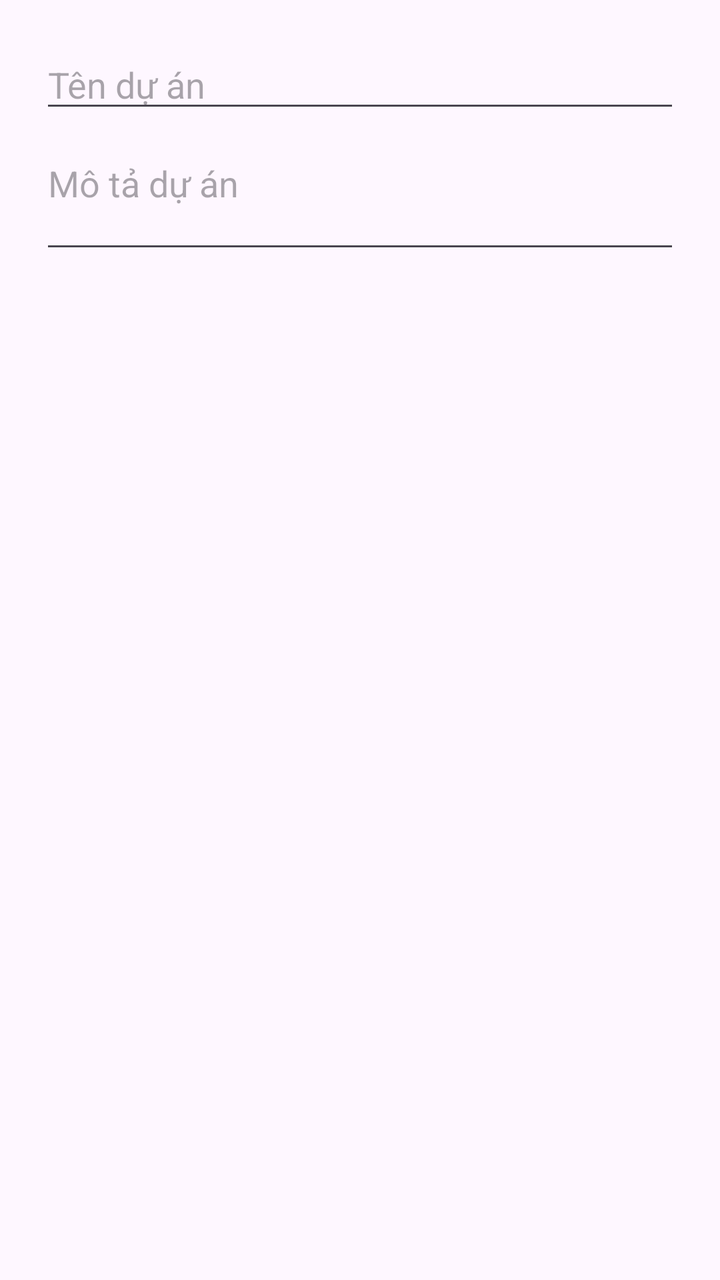
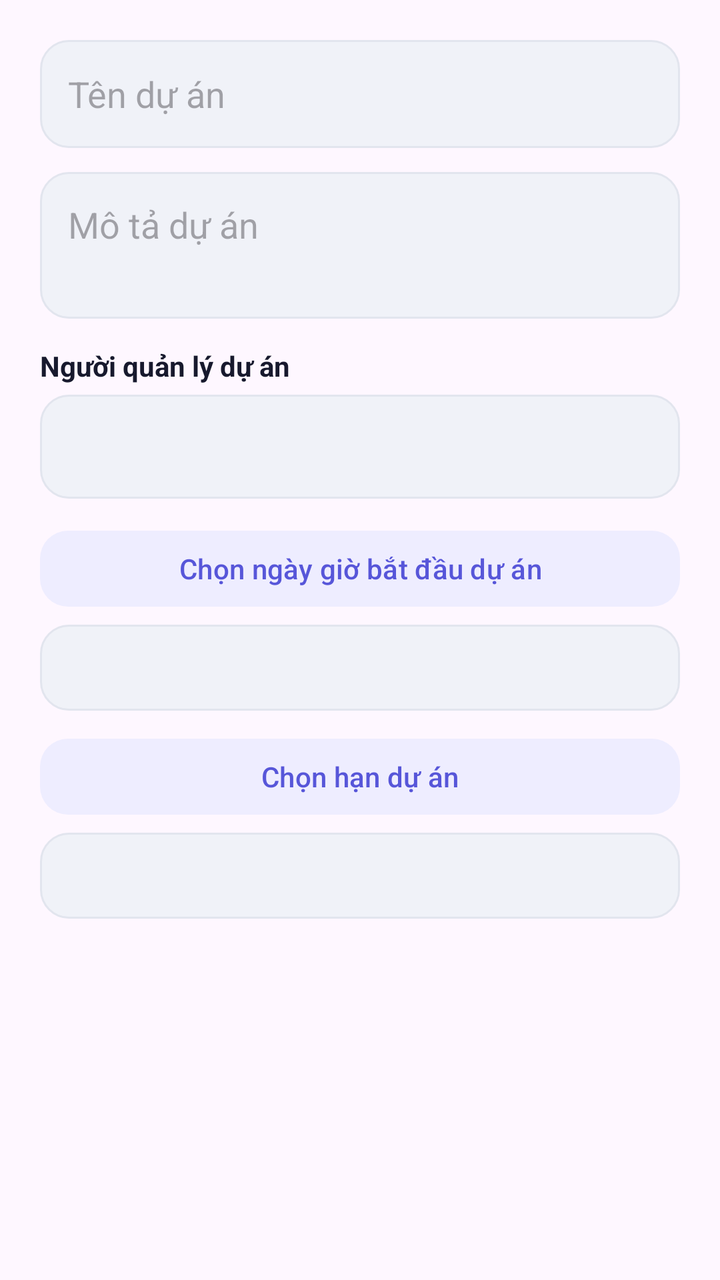

Compare the two renders of this Android layout. The source of the first and the diff that turns it into the second are given below.
<!-- AndroidManifest.xml: application theme Theme.Taskmanager -->
<!-- res/layout/dialog_project_form.xml -->
<?xml version="1.0" encoding="utf-8"?>
<LinearLayout xmlns:android="http://schemas.android.com/apk/res/android"
    android:layout_width="match_parent"
    android:layout_height="wrap_content"
    android:orientation="vertical"
    android:padding="20dp">

    <EditText
        android:id="@+id/editProjectName"
        android:layout_width="match_parent"
        android:layout_height="wrap_content"
        android:hint="@string/project_name"
        android:importantForAutofill="no"
        android:inputType="textCapSentences"
        android:maxLength="100" />

    <EditText
        android:id="@+id/editProjectDescription"
        android:layout_width="match_parent"
        android:layout_height="wrap_content"
        android:layout_marginTop="8dp"
        android:gravity="top"
        android:hint="@string/project_description"
        android:importantForAutofill="no"
        android:inputType="textCapSentences|textMultiLine"
        android:maxLength="500"
        android:minLines="2" />
</LinearLayout>
<!-- resources referenced by this layout -->
<resources>
  <string name="project_description">Mô tả dự án</string>
  <string name="project_name">Tên dự án</string>
  <style name="Theme.Taskmanager" parent="Base.Theme.Taskmanager" />
  <style name="Base.Theme.Taskmanager" parent="Theme.Material3.DayNight.NoActionBar">
          
          
      </style>
</resources>

<!-- the commit's change to res/layout/dialog_project_form.xml (unified diff, before → after) -->
@@ -8,7 +8,8 @@
     <EditText
         android:id="@+id/editProjectName"
         android:layout_width="match_parent"
-        android:layout_height="wrap_content"
+        android:layout_height="54dp"
+        android:background="@drawable/bg_team_input"
         android:hint="@string/project_name"
         android:importantForAutofill="no"
         android:inputType="textCapSentences"
@@ -18,11 +19,60 @@
         android:id="@+id/editProjectDescription"
         android:layout_width="match_parent"
         android:layout_height="wrap_content"
-        android:layout_marginTop="8dp"
+        android:layout_marginTop="12dp"
+        android:background="@drawable/bg_team_input"
         android:gravity="top"
         android:hint="@string/project_description"
         android:importantForAutofill="no"
         android:inputType="textCapSentences|textMultiLine"
         android:maxLength="500"
-        android:minLines="2" />
+        android:minLines="2"
+        android:padding="14dp" />
+
+    <TextView
+        android:layout_width="match_parent"
+        android:layout_height="wrap_content"
+        android:layout_marginTop="14dp"
+        android:textColor="@color/team_text_primary"
+        android:text="@string/project_manager"
+        android:textStyle="bold" />
+
+    <Spinner
+        android:id="@+id/spinnerProjectManager"
+        android:layout_width="match_parent"
+        android:layout_height="52dp"
+        android:layout_marginTop="5dp"
+        android:background="@drawable/bg_team_input" />
+
+    <com.google.android.material.button.MaterialButton
+        android:id="@+id/buttonProjectStart"
+        style="@style/Widget.TaskManager.Team.Button.Tonal"
+        android:layout_width="match_parent"
+        android:layout_height="wrap_content"
+        android:layout_marginTop="12dp"
+        android:text="@string/select_project_start" />
+
+    <TextView
+        android:id="@+id/textProjectStart"
+        android:layout_width="match_parent"
+        android:layout_height="wrap_content"
+        android:layout_marginTop="5dp"
+        android:background="@drawable/bg_team_input"
+        android:padding="12dp" />
+
+    <com.google.android.material.button.MaterialButton
+        android:id="@+id/buttonProjectDue"
+        style="@style/Widget.TaskManager.Team.Button.Tonal"
+        android:layout_width="match_parent"
+        android:layout_height="wrap_content"
+        android:layout_marginTop="10dp"
+        android:text="@string/select_project_due" />
+
+    <TextView
+        android:id="@+id/textProjectDue"
+        android:layout_width="match_parent"
+        android:layout_height="wrap_content"
+        android:layout_marginTop="5dp"
+        android:background="@drawable/bg_team_input"
+        android:padding="12dp" />
 </LinearLayout>
<!-- resource entries referenced after the edit -->
@@ -1,8 +1,32 @@
 <!-- resources referenced by this layout -->
 <resources>
+  <color name="team_text_primary">#17192D</color>
+  <!-- drawable bg_team_input (drawable) -->
+  <?xml version="1.0" encoding="utf-8"?>
+  <shape xmlns:android="http://schemas.android.com/apk/res/android" android:shape="rectangle">
+      <solid android:color="@color/team_surface_alt" />
+      <stroke android:width="1dp" android:color="@color/team_border" />
+      <corners android:radius="14dp" />
+      <padding android:left="14dp" android:top="10dp" android:right="14dp" android:bottom="10dp" />
+  </shape>
   <string name="project_description">Mô tả dự án</string>
+  <string name="project_manager">Người quản lý dự án</string>
   <string name="project_name">Tên dự án</string>
+  <string name="select_project_due">Chọn hạn dự án</string>
+  <string name="select_project_start">Chọn ngày giờ bắt đầu dự án</string>
+  <style name="Widget.TaskManager.Team.Button.Tonal" parent="Widget.Material3.Button.TonalButton">
+          <item name="backgroundTint">@color/team_primary_soft</item>
+          <item name="android:textColor">@color/team_primary</item>
+          <item name="iconTint">@color/team_primary</item>
+          <item name="cornerRadius">14dp</item>
+          <item name="android:minHeight">46dp</item>
+          <item name="android:textAllCaps">false</item>
+      </style>
   <style name="Theme.Taskmanager" parent="Base.Theme.Taskmanager" />
+  <color name="team_surface_alt">#F0F2F8</color>
+  <color name="team_border">#E2E5EE</color>
+  <color name="team_primary_soft">#EEEDFF</color>
+  <color name="team_primary">#5756D9</color>
   <style name="Base.Theme.Taskmanager" parent="Theme.Material3.DayNight.NoActionBar">
           
           
